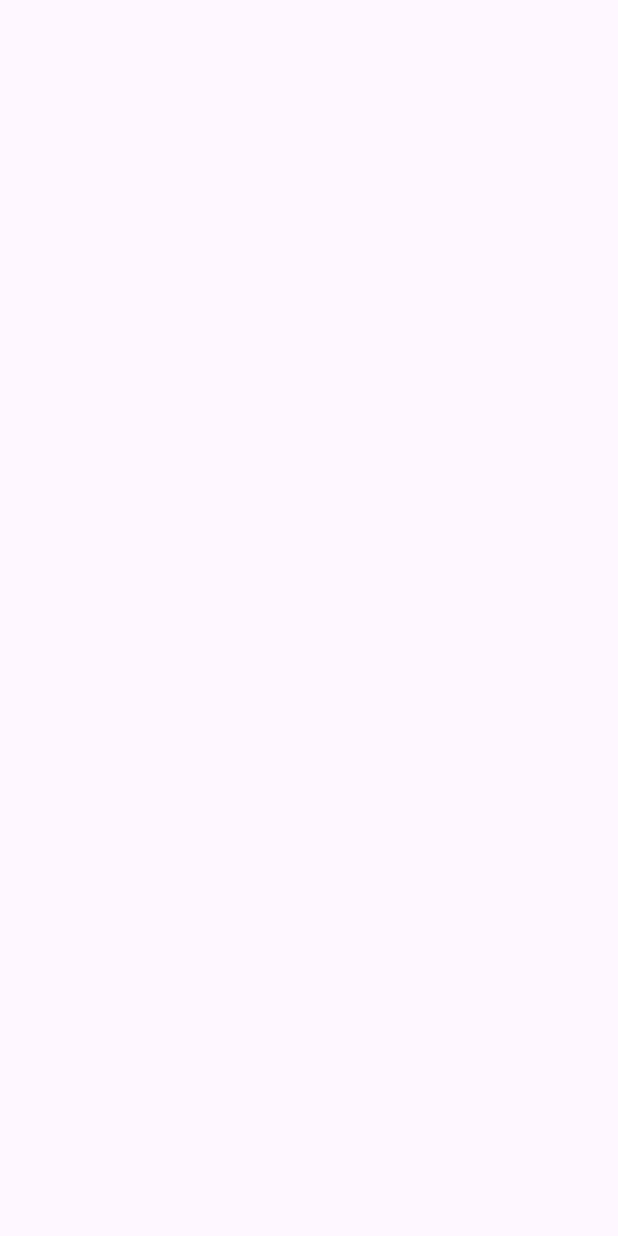
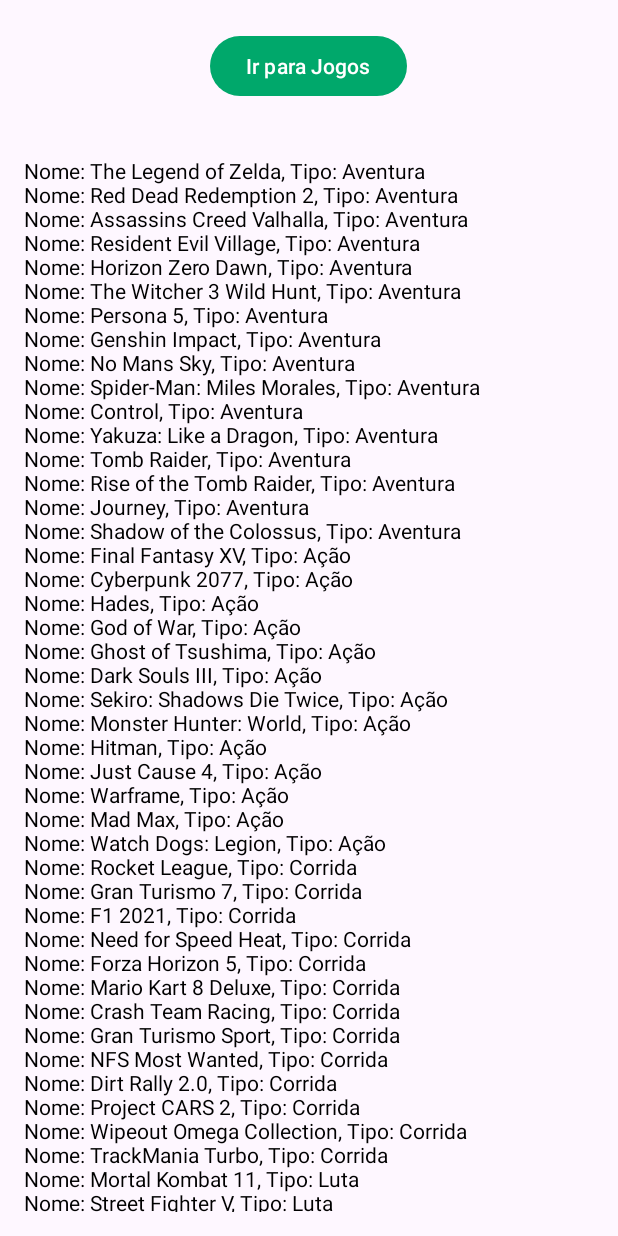
Before and after one commit to vinicius-yudi/ProjetoAndroid, an Android app: the TelaPrincipal screen opened directly, with no data from a screen before it, on a phone screen of 412 x 824 dp. Before the commit the screen is empty. Run offline under Robolectric (Android 15) with nearby library versions, the phone set to English and light mode, and no system bars.

Commit message:
Adicção do banco de dados, tela de games sem cadastro

```diff
--- a/app/src/main/AndroidManifest.xml
+++ b/app/src/main/AndroidManifest.xml
@@ -18,6 +18,9 @@
         <activity
             android:name=".TelaPrincipal"
             android:exported="false" />
+	<activity
+	    android:name=".TelaGame"
+            android:exported="false" />
         <activity
             android:name=".MainActivity"
             android:exported="true" >
--- a/app/src/main/java/com/yudi/projetoandroid/BancodeDados.kt
+++ b/app/src/main/java/com/yudi/projetoandroid/BancodeDados.kt
@@ -2,6 +2,7 @@ package com.yudi.projetoandroid
 
 import android.content.ContentValues
 import android.content.Context
+import android.database.Cursor
 import android.database.sqlite.SQLiteDatabase
 import android.database.sqlite.SQLiteOpenHelper
 
@@ -13,47 +14,149 @@ class MeuBancoDeDados(context: Context) : SQLiteOpenHelper(context, NOME_BANCO,
     }
 
 override fun onCreate(db: SQLiteDatabase) {
-        val sql =  """
+    val sqlUser = """
     -- Criação da tabela User
     CREATE TABLE User (
         Id_User INTEGER PRIMARY KEY,
         Nome VARCHAR(255),
-            Email VARCHAR(255) unique,
+        Email VARCHAR(255) UNIQUE,
         Senha VARCHAR(255),
-            Cpf VARCHAR(20) unique,
+        Cpf VARCHAR(20) UNIQUE,
         Telefone VARCHAR(16)
     );
+    """.trimIndent()
 
+    val sqlJogo = """
     CREATE TABLE Jogo (
         Id_Jogo INTEGER PRIMARY KEY,
-            Nome VARCHAR(255),
-            Tipo VARCHAR(255)
+        Nome VARCHAR(255) NOT NULL,
+        Tipo VARCHAR(255) NOT NULL
+    );
+    """.trimIndent()
+
+    val sqlFavorita = """
+        CREATE TABLE Favorita (
+            fk_User_Id_User INTEGER,
+            fk_Jogo_Id_Jogo INTEGER,
+            FOREIGN KEY (fk_User_Id_User) REFERENCES User (Id_User) ON DELETE RESTRICT,
+            FOREIGN KEY (fk_Jogo_Id_Jogo) REFERENCES Jogo (Id_Jogo) ON DELETE SET NULL
         );
 
-        -- Criação da tabela Favorita para armazenar as relações entre User e Jogo
-        CREATE TABLE Favorita (
-            fk_User_Id_User INTEGER,
-            fk_Jogo_Id_Jogo INTEGER
-        );
-
-        -- Adicionando restrição para chave estrangeira em Favorita que referencia User
-        ALTER TABLE Favorita ADD CONSTRAINT FK_Favorita_1
-            FOREIGN KEY (fk_User_Id_User)
-            REFERENCES User (Id_User)
-            ON DELETE RESTRICT;
-
-        -- Adicionando restrição para chave estrangeira em Favorita que referencia Jogo
-        ALTER TABLE Favorita ADD CONSTRAINT FK_Favorita_2
-            FOREIGN KEY (fk_Jogo_Id_Jogo)
-            REFERENCES Jogo (Id_Jogo)
-            ON DELETE SET NULL;
     """.trimIndent()
 
-        db.execSQL(sql)
+
+
+    db.execSQL(sqlUser)
+    db.execSQL(sqlJogo)
+    db.execSQL(sqlFavorita)
+
+
+        val popularTabelaJogo = """
+            INSERT INTO Jogo (Nome, Tipo) VALUES
+            ('The Legend of Zelda', 'Aventura'),
+            ('Super Mario Odyssey', 'Plataforma'),
+            ('Fortnite', 'Tiro'),
+            ('Call of Duty', 'Tiro'),
+            ('FIFA 22', 'Simulação'),
+            ('Red Dead Redemption 2', 'Aventura'),
+            ('Minecraft', 'Sandbox'),
+            ('Overwatch', 'Tiro'),
+            ('Final Fantasy XV', 'Ação'),
+            ('Assassins Creed Valhalla', 'Aventura'),
+            ('League of Legends', 'Multiplayer'),
+            ('Dota 2', 'Multiplayer'),
+            ('Apex Legends', 'Tiro'),
+            ('Cyberpunk 2077', 'Ação'),
+            ('Hades', 'Ação'),
+            ('Among Us', 'Multiplayer'),
+            ('Fall Guys', 'Multiplayer'),
+            ('Resident Evil Village', 'Aventura'),
+            ('Horizon Zero Dawn', 'Aventura'),
+            ('The Witcher 3 Wild Hunt', 'Aventura'),
+            ('God of War', 'Ação'),
+            ('Ghost of Tsushima', 'Ação'),
+            ('Battlefield V', 'Tiro'),
+            ('Valorant', 'Tiro'),
+            ('Rocket League', 'Corrida'),
+            ('Gran Turismo 7', 'Corrida'),
+            ('The Sims 4', 'Simulação'),
+            ('Animal Crossing: New Horizons', 'Simulação'),
+            ('Stardew Valley', 'Simulação'),
+            ('Persona 5', 'Aventura'),
+            ('Dark Souls III', 'Ação'),
+            ('Sekiro: Shadows Die Twice', 'Ação'),
+            ('Monster Hunter: World', 'Ação'),
+            ('Genshin Impact', 'Aventura'),
+            ('PUBG', 'Tiro'),
+            ('Hitman', 'Ação'),
+            ('No Mans Sky', 'Aventura'),
+            ('DOOM Eternal', 'Tiro'),
+            ('Cuphead', 'Plataforma'),
+            ('Hollow Knight', 'Plataforma'),
+            ('Ori and the Will of the Wisps', 'Plataforma'),
+            ('Mortal Kombat 11', 'Luta'),
+            ('Street Fighter V', 'Luta'),
+            ('Tekken 7', 'Luta'),
+            ('NBA 2K22', 'Simulação'),
+            ('PES 2021', 'Simulação'),
+            ('F1 2021', 'Corrida'),
+            ('Need for Speed Heat', 'Corrida'),
+            ('Forza Horizon 5', 'Corrida'),
+            ('Crash Bandicoot 4', 'Plataforma'),
+            ('Sonic Mania', 'Plataforma'),
+            ('Borderlands 3', 'Tiro'),
+            ('Far Cry 6', 'Tiro'),
+            ('Just Cause 4', 'Ação'),
+            ('Spider-Man: Miles Morales', 'Aventura'),
+            ('Control', 'Aventura'),
+            ('Halo Infinite', 'Tiro'),
+            ('Warframe', 'Ação'),
+            ('Splatoon 2', 'Tiro'),
+            ('Super Smash Bros. Ultimate', 'Luta'),
+            ('Street Fighter IV', 'Luta'),
+            ('Tekken 6', 'Luta'),
+            ('Mario Kart 8 Deluxe', 'Corrida'),
+            ('Crash Team Racing', 'Corrida'),
+            ('Gran Turismo Sport', 'Corrida'),
+            ('NFS Most Wanted', 'Corrida'),
+            ('Yakuza: Like a Dragon', 'Aventura'),
+            ('Dead by Daylight', 'Multiplayer'),
+            ('The Division 2', 'Multiplayer'),
+            ('Phasmophobia', 'Multiplayer'),
+            ('RimWorld', 'Simulação'),
+            ('SimCity', 'Simulação'),
+            ('Cities: Skylines', 'Simulação'),
+            ('Terraria', 'Sandbox'),
+            ('Starbound', 'Sandbox'),
+            ('Rust', 'Sandbox'),
+            ('ARK Survival Evolved', 'Sandbox'),
+            ('7 Days to Die', 'Sandbox'),
+            ('Portal 2', 'Plataforma'),
+            ('Celeste', 'Plataforma'),
+            ('Rayman Legends', 'Plataforma'),
+            ('Donkey Kong Country: Tropical Freeze', 'Plataforma'),
+            ('LittleBigPlanet 3', 'Plataforma'),
+            ('Shovel Knight', 'Plataforma'),
+            ('Brawlhalla', 'Luta'),
+            ('Guilty Gear Strive', 'Luta'),
+            ('Dragon Ball FighterZ', 'Luta'),
+            ('Dirt Rally 2.0', 'Corrida'),
+            ('Project CARS 2', 'Corrida'),
+            ('Wipeout Omega Collection', 'Corrida'),
+            ('TrackMania Turbo', 'Corrida'),
+            ('Mad Max', 'Ação'),
+            ('Watch Dogs: Legion', 'Ação'),
+            ('Tomb Raider', 'Aventura'),
+            ('Rise of the Tomb Raider', 'Aventura'),
+            ('Journey', 'Aventura'),
+            ('Shadow of the Colossus', 'Aventura');
+        """.trimIndent()
+
+        db.execSQL(popularTabelaJogo)
     }
 
     override fun onUpgrade(db: SQLiteDatabase, oldVersion: Int, newVersion: Int) {
-
+        //NÃO inserir dados aqui
     }
 
     fun inserirUsuario(nome: String, email: String, senha: String, cpf: String, telefone: String): Long {
@@ -80,29 +183,26 @@ class MeuBancoDeDados(context: Context) : SQLiteOpenHelper(context, NOME_BANCO,
         return loginValido
     }
 
-    fun obterUsuarios(): List<Usuario> {
-        val listaUsuarios = mutableListOf<Usuario>()
+    fun obterJogos(): List<Jogo> {
+    val listaJogos = mutableListOf<Jogo>()
     val db = this.readableDatabase
-        val query = "SELECT * FROM User"
+    val query = "SELECT * FROM Jogo order by tipo"
     val cursor = db.rawQuery(query, null)
 
     if (cursor.moveToFirst()) {
         do {
-                val idUser = cursor.getInt(cursor.getColumnIndexOrThrow("Id_User"))
+            val idJogo = cursor.getInt(cursor.getColumnIndexOrThrow("Id_Jogo"))
             val nome = cursor.getString(cursor.getColumnIndexOrThrow("Nome"))
-                val email = cursor.getString(cursor.getColumnIndexOrThrow("Email"))
-                val senha = cursor.getString(cursor.getColumnIndexOrThrow("Senha"))
-                val cpf = cursor.getString(cursor.getColumnIndexOrThrow("Cpf"))
-                val telefone = cursor.getString(cursor.getColumnIndexOrThrow("Telefone"))
+            val tipo = cursor.getString(cursor.getColumnIndexOrThrow("Tipo"))
 
-                val usuario = Usuario(idUser, nome, email, senha, cpf, telefone)
-                listaUsuarios.add(usuario)
+            val jogo = Jogo(idJogo, nome, tipo)
+            listaJogos.add(jogo)
         } while (cursor.moveToNext())
     }
 
     cursor.close()
     db.close()
-        return listaUsuarios
+    return listaJogos
 }
 
 }
--- /dev/null
+++ b/app/src/main/java/com/yudi/projetoandroid/Jogo.kt
@@ -0,0 +1,8 @@
+package com.yudi.projetoandroid
+
+data class Jogo(
+
+    val idJogo: Int,
+    val nome: String,
+    val tipo: String
+)
--- a/app/src/main/java/com/yudi/projetoandroid/TelaPrincipal.kt
+++ b/app/src/main/java/com/yudi/projetoandroid/TelaPrincipal.kt
@@ -1,8 +1,11 @@
 package com.yudi.projetoandroid
 
+import android.annotation.SuppressLint
+import android.content.Intent
 import android.graphics.Color
 import android.os.Bundle
 import android.view.View
+import android.widget.Button
 import android.widget.TextView
 import androidx.activity.enableEdgeToEdge
 import androidx.appcompat.app.AppCompatActivity
@@ -10,6 +13,7 @@ import androidx.core.view.ViewCompat
 import androidx.core.view.WindowInsetsCompat
 
 class TelaPrincipal : AppCompatActivity() {
+    @SuppressLint("MissingInflatedId")
     override fun onCreate(savedInstanceState: Bundle?) {
         super.onCreate(savedInstanceState)
         enableEdgeToEdge()
@@ -22,19 +26,24 @@ class TelaPrincipal : AppCompatActivity() {
             insets
         }
 
+        findViewById<Button>(R.id.btnJogos).setOnClickListener {
+            val intent = Intent(this, TelaGame::class.java)
+            startActivity(intent)
+        }
+
         // Chama a função para mostrar usuários na tela
         mostrarUsuarios()
     }
 
     private fun mostrarUsuarios() {
         val db = MeuBancoDeDados(this)
-        val usuarios = db.obterUsuarios()
+        val usuarios = db.obterJogos()
 
         val usuariosTextView: TextView = findViewById(R.id.usuariosTextView) // Certifique-se de ter esse TextView no layout
         val sb = StringBuilder()
 
-        for (usuario in usuarios) {
-            sb.append("Nome: ${usuario.nome}, Email: ${usuario.email}, Telefone: ${usuario.telefone}\n")
+        for (jogo in usuarios) {
+            sb.append("Nome: ${jogo.nome}, Tipo: ${jogo.tipo}\n")
         }
 
         usuariosTextView.text = sb.toString()
--- a/app/src/main/res/layout/activity_tela_principal.xml
+++ b/app/src/main/res/layout/activity_tela_principal.xml
@@ -8,6 +8,13 @@
     android:gravity="center"
     tools:context=".TelaPrincipal">
 
+    <Button
+        android:id="@+id/btnJogos"
+        android:layout_width="wrap_content"
+        android:layout_height="wrap_content"
+        android:text="Ir para Jogos"
+        android:layout_marginTop="20dp" />
+
     <TextView
         android:id="@+id/usuariosTextView"
         android:layout_width="match_parent"
@@ -16,4 +23,7 @@
         android:padding="16dp"
         android:layout_marginTop="20dp" />
 
+
+
+
 </LinearLayout>
```
Also changed, not shown: app/src/main/java/com/yudi/projetoandroid/MainActivity.kt (+0 -11 lines), app/src/main/java/com/yudi/projetoandroid/TelaGame.kt (added, +13 -0 lines), app/src/main/res/drawable/background_view_top2.xml (added, +8 -0 lines), app/src/main/res/layout/activity_tela_game.xml (added, +115 -0 lines), app/src/main/res/layout/item_game.xml (added, +23 -0 lines), app/src/main/res/values/strings.xml (+12 -0 lines). Lines whose indentation alone changed are shown as unchanged.
